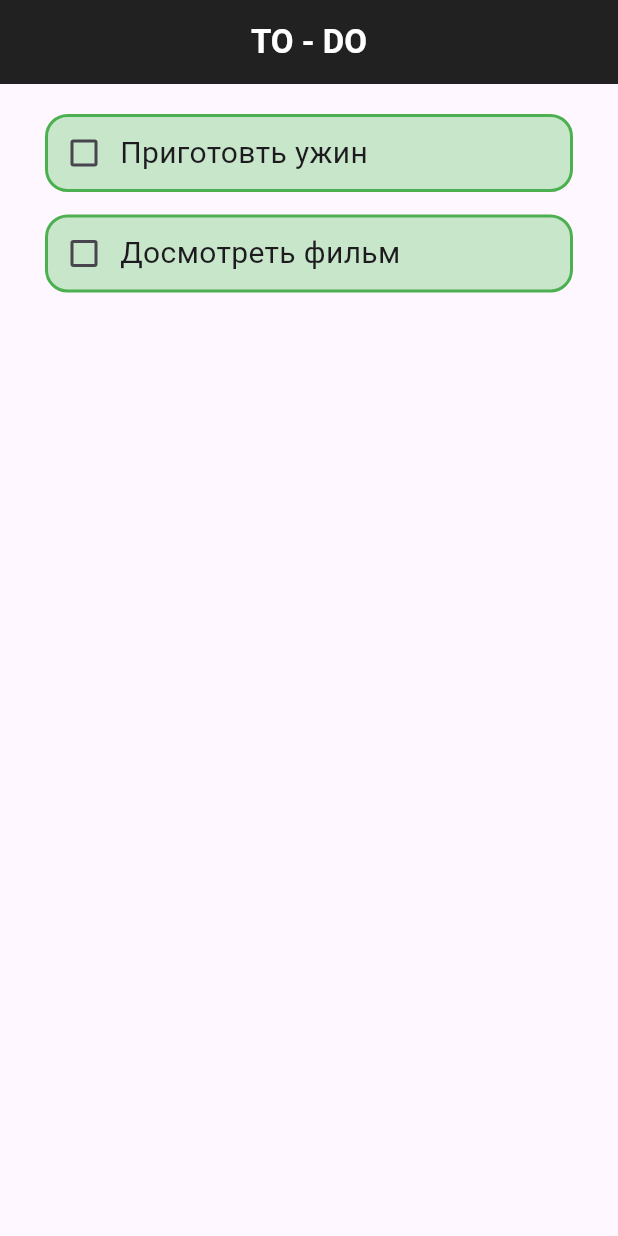
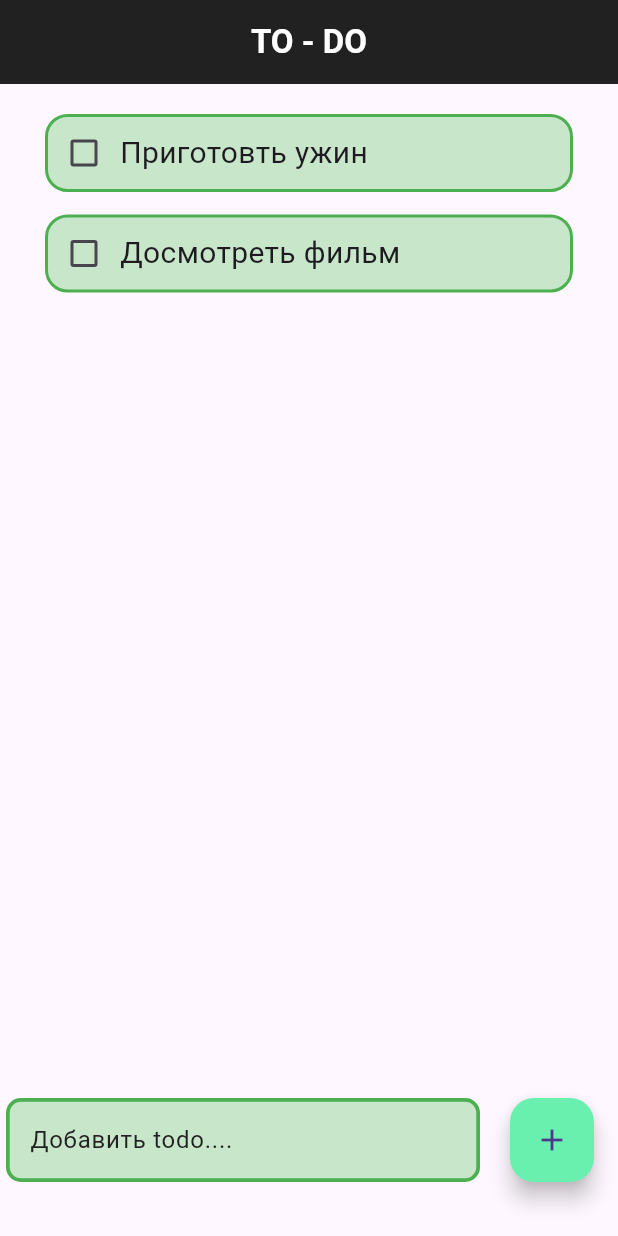
Before and after one commit to flesher-code/remote_app, a Flutter app: the screen it shows after launch, on a phone screen of 412 x 824 dp. Run offline on Flutter 3.47's test engine with Material 3 defaults, Android fonts, the phone set to English and light mode, and no system bars; drawn by our look-alikes of flutter_slidable.

Commit message:
version app 0.2 | status working write and read task == alpha

```diff
--- a/mytodo/lib/body.dart
+++ b/mytodo/lib/body.dart
@@ -1,38 +1,38 @@
-import 'package:flutter/material.dart';
-import 'todo.dart';
+// import 'package:flutter/material.dart';
+// import 'todo.dart';
 
-class BodyTodo extends StatefulWidget {
-   BodyTodo({super.key});
-
-  @override
-  State<BodyTodo> createState() => _BodyTodoState();
-}
-
-class _BodyTodoState extends State<BodyTodo> {
-  List todoList = [
-    ['Приготовть ужин',false],
-    ['Досмотреть фильм',false]
-  ];
-
-  void enterCheckBox(int index) {
-    setState(() {
-      todoList[index][1] = !todoList[index][1];
-    });
-  }
-
-  @override
-  Widget build(BuildContext context) {
-    return Container(
-      padding: EdgeInsets.all(15),
-
-      child: ListView.builder(
-          itemCount: todoList.length,
-          itemBuilder: (context, index) => Todo(
-            isDone: todoList[index][1],
-            onChanged: (value) => enterCheckBox(index),
-            todo: todoList[index][0],
-          )
-      )
-    );
-  }
-}
+// class BodyTodo extends StatefulWidget {
+//    BodyTodo({super.key});
+//
+//   @override
+//   State<BodyTodo> createState() => _BodyTodoState();
+// }
+//
+// class _BodyTodoState extends State<BodyTodo> {
+//   List todoList = [
+//     ['Приготовть ужин',false],
+//     ['Досмотреть фильм',false]
+//   ];
+//
+//   void enterCheckBox(int index) {
+//     setState(() {
+//       todoList[index][1] = !todoList[index][1];
+//     });
+//   }
+//
+//   @override
+//   Widget build(BuildContext context) {
+//     return Container(
+//       padding: EdgeInsets.all(15),
+//
+//       child: ListView.builder(
+//           itemCount: todoList.length,
+//           itemBuilder: (context, index) => Todo(
+//             isDone: todoList[index][1],
+//             onChanged: (value) => enterCheckBox(index),
+//             todo: todoList[index][0],
+//           )
+//       )
+//     );
+//   }
+// }
--- a/mytodo/lib/main.dart
+++ b/mytodo/lib/main.dart
@@ -1,10 +1,45 @@
 import 'package:flutter/material.dart';
-import 'body.dart';
+import 'todo.dart';
+
+
 
 void main() => runApp(Basic());
 
-class Basic extends StatelessWidget {
+class Basic extends StatefulWidget {
   const Basic({super.key});
+
+  @override
+  State<Basic> createState() => _BasicState();
+}
+
+
+  final _formController = TextEditingController();
+
+class _BasicState extends State<Basic> {
+
+  List todoList = [
+  ['Приготовть ужин',false],
+  ['Досмотреть фильм',false]
+  ];
+
+  void enterCheckBox(int index) {
+  setState(() {
+  todoList[index][1] = !todoList[index][1];
+  });
+  }
+
+  void addNewTodo() {
+    setState(() {
+      todoList.add([_formController.text,false]);
+      _formController.clear();
+    });
+  }
+
+  void deleteTodo(int index) {
+    setState(() {
+      todoList.removeAt(index);
+    });
+  }
 
   @override
   Widget build(BuildContext context) {
@@ -24,7 +59,63 @@ class Basic extends StatelessWidget {
           foregroundColor: Colors.white,
         ),
 
-        body: BodyTodo(),
+        body: Container(
+            padding: EdgeInsets.all(15),
+
+            child: ListView.builder(
+                itemCount: todoList.length,
+                itemBuilder: (context, index) => Todo(
+                  isDone: todoList[index][1],
+                  onChanged: (value) => enterCheckBox(index),
+                  todo: todoList[index][0],
+                  deleteFunction: (context) => deleteTodo(index),
+                )
+            )
+        ),
+
+        floatingActionButton: Row(
+          children: [
+            Expanded(
+              child: Padding(
+                padding: const EdgeInsets.all(20.0),
+                child: TextField(
+                  controller: _formController,
+                  decoration: InputDecoration(
+                    hintText: 'Добавить todo....',
+                    hintStyle: TextStyle(
+                      color: Colors.grey[900]
+                    ),
+
+                    filled: true,
+                    fillColor: Colors.green[100],
+
+                    enabledBorder: OutlineInputBorder(
+                      borderRadius: BorderRadius.circular(10),
+                      borderSide: BorderSide(
+                          color: Colors.green,
+                          width: 2.5
+                      )
+                    ),
+
+                    focusedBorder: OutlineInputBorder(
+                        borderRadius: BorderRadius.circular(12),
+                        borderSide: BorderSide(
+                            color: Colors.green,
+                            width: 3
+                        )
+                    ),
+                  ),
+                ),
+              ),
+            ),
+
+            FloatingActionButton(
+              backgroundColor: Colors.greenAccent,
+              onPressed: addNewTodo,
+              child: Icon(Icons.add),
+            ),
+          ],
+        ),
       ),
     );
   }
--- a/mytodo/lib/todo.dart
+++ b/mytodo/lib/todo.dart
@@ -1,11 +1,13 @@
 import 'package:flutter/material.dart';
+import 'package:flutter_slidable/flutter_slidable.dart';
 
 class Todo extends StatelessWidget {
-  const Todo({super.key, required this.isDone, this.onChanged, required this.todo});
+  const Todo({super.key, required this.isDone, this.onChanged, required this.todo, this.deleteFunction});
 
+  final String todo;
   final bool isDone;
   final Function(bool?)? onChanged;
-  final String todo;
+  final Function(BuildContext)? deleteFunction;
 
 
   @override
@@ -17,6 +19,15 @@ class Todo extends StatelessWidget {
         top: 5,
         bottom: 10
       ),
+
+      child: Slidable(
+        endActionPane: ActionPane(
+            motion: StretchMotion(),
+            children: [
+              SlidableAction(onPressed: deleteFunction,
+              icon: Icons.delete,
+              )
+            ]),
 
         child: Container(
           decoration: BoxDecoration(
@@ -41,13 +52,17 @@ class Todo extends StatelessWidget {
               Flexible(
                 child: Text(todo,
                   style: TextStyle(
-                  fontSize: 20
+                    fontSize: 20,
+                    decoration:  isDone
+                      ? TextDecoration.lineThrough : TextDecoration.none,
+                    decorationColor: Colors.green[900],
                   ),
                 ),
               )
             ],
           ),
         ),
+      ),
     );
   }
 }
--- a/mytodo/pubspec.yaml
+++ b/mytodo/pubspec.yaml
@@ -30,6 +30,8 @@ environment:
 dependencies:
   flutter:
     sdk: flutter
+  flutter_slidable: ^4.0.0
+#  flutter_slide: ^4.0.0
 
   # The following adds the Cupertino Icons font to your application.
   # Use with the CupertinoIcons class for iOS style icons.
```
Also changed, not shown: mytodo/pubspec.lock. Lines whose indentation alone changed are shown as unchanged.
